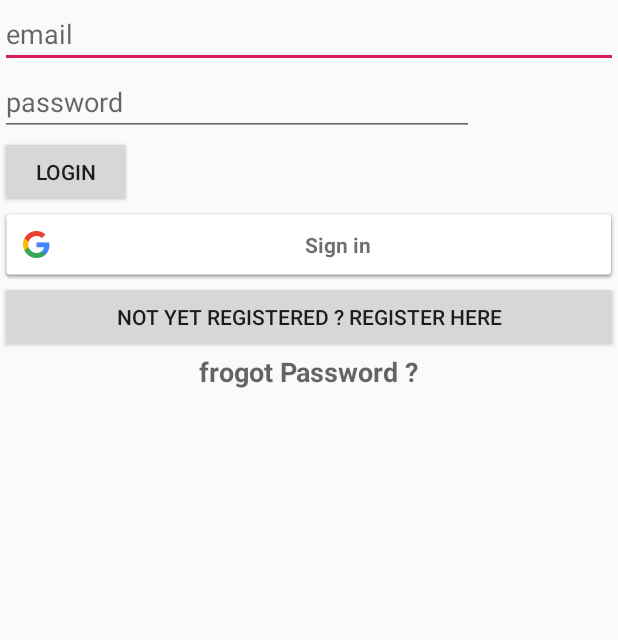
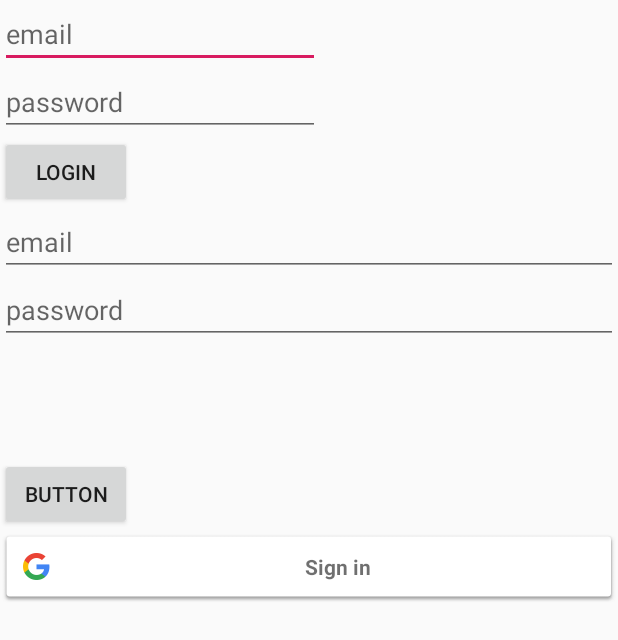
Before and after one commit to sulemanahmed-cyber/MY_MRCE_APP, an Android app: the my_loginn screen opened directly, with no data from a screen before it, on a phone screen of 412 x 824 dp. Shown: the top 640 px of the screen. Run offline under Robolectric (Android 15) with nearby library versions, the phone set to English and light mode, and no system bars; our stand-ins replace Firebase (no records; nobody signed in at launch, a user with empty details on screens opened directly); Roboto replaces fonts that are not available here; 1 statement that could not run was skipped.

Commit message:
Merge branch 'master' of C:\Users\Mohammed Suleman\AndroidStudioProjects\MY_MRCE_APP with conflicts.

```diff
--- a/app/src/main/res/layout/activity_my_loginn.xml
+++ b/app/src/main/res/layout/activity_my_loginn.xml
@@ -10,7 +10,7 @@
 
     <EditText
         android:id="@+id/email_et"
-        android:layout_width="match_parent"
+        android:layout_width="wrap_content"
         android:layout_height="wrap_content"
         android:ems="10"
         android:hint="email"
@@ -23,7 +23,7 @@
 
     <EditText
         android:id="@+id/password_et"
-        android:layout_width="match_parent"
+        android:layout_width="wrap_content"
         android:layout_height="wrap_content"
         android:layout_marginEnd="96dp"
         android:ems="10"
@@ -31,7 +31,6 @@
         android:inputType="textPassword"
         app:layout_constraintEnd_toEndOf="parent"
         tools:layout_editor_absoluteY="178dp" />
-
     <Button
         android:id="@+id/login_btn"
         android:layout_width="wrap_content"
@@ -42,7 +41,24 @@
         tools:layout_editor_absoluteX="159dp" />
 
 
-    <!-- <Button
+
+    <EditText
+        android:id="@+id/email"
+        android:layout_width="match_parent"
+        android:layout_height="wrap_content"
+        android:autofillHints="/@gm               ail.com"
+        android:ems="10"
+        android:hint="email"
+        android:inputType="textEmailAddress" />
+
+    <EditText
+        android:id="@+id/password"
+        android:layout_width="match_parent"
+        android:layout_height="wrap_content"
+        android:ems="10"
+        android:hint="password"
+        android:inputType="textPassword" />
+    <Button
         android:id="@+id/button2"
         android:layout_width="wrap_content"
         android:layout_height="wrap_content"
@@ -53,26 +69,8 @@
         app:layout_constraintHorizontal_bias="0.498"
         app:layout_constraintStart_toStartOf="parent"
         app:layout_constraintTop_toBottomOf="@+id/login_btn"
-        app:layout_constraintVertical_bias="0.518" />-->
+        app:layout_constraintVertical_bias="0.518" />
     <com.google.android.gms.common.SignInButton
         android:layout_width="match_parent"
-        android:layout_height="wrap_content" />
-
-    <Button
-        android:id="@+id/register_here"
-        android:layout_width="match_parent"
-        android:layout_height="wrap_content"
-        android:text="not yet registered ? register here" />
-
-    <TextView
-        android:id="@+id/forgotpassword"
-        android:layout_width="wrap_content"
-        android:layout_height="wrap_content"
-        android:layout_gravity="center"
-        android:clickable="true"
-        android:text="frogot Password ?"
-        android:textAllCaps="false"
-        android:textAppearance="@style/TextAppearance.AppCompat.Medium"
-        android:textStyle="bold" />
-
+        android:layout_height="wrap_content"/>
 </LinearLayout>
```
Also changed, not shown: app/build.gradle (+6 -4 lines), app/src/main/java/com/test/mymrceapp/Activity_Register.java (+1 -14 lines), app/src/main/java/com/test/mymrceapp/MainActivity.java (+2 -0 lines), app/src/main/java/com/test/mymrceapp/my_loginn.java (+5 -4 lines), app/src/main/res/layout/activity_main.xml (+12 -4 lines).
